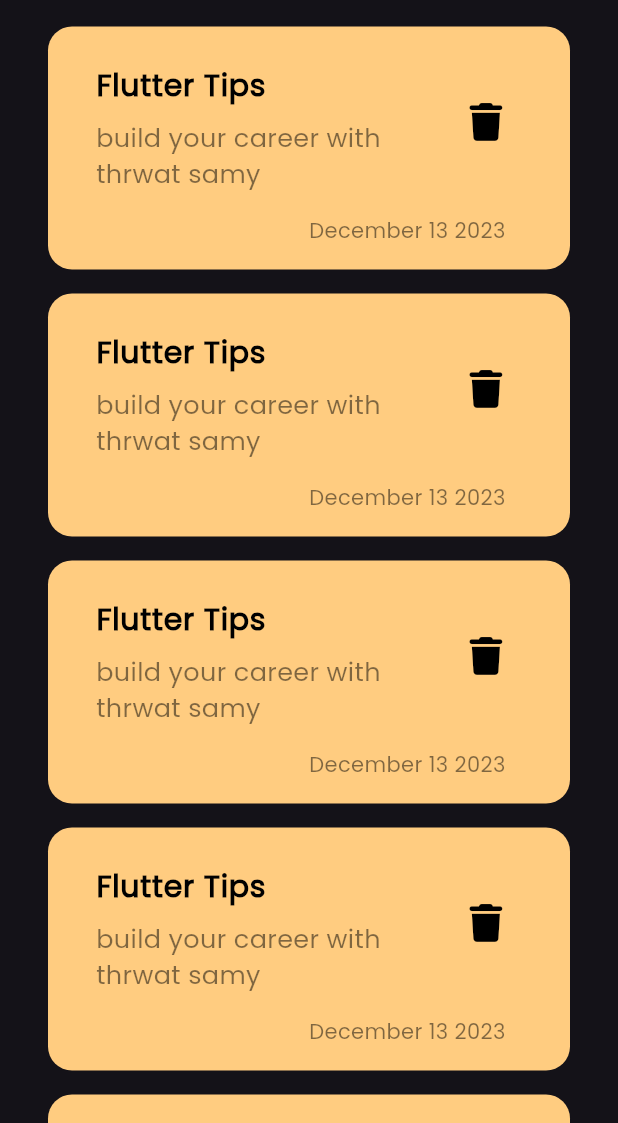
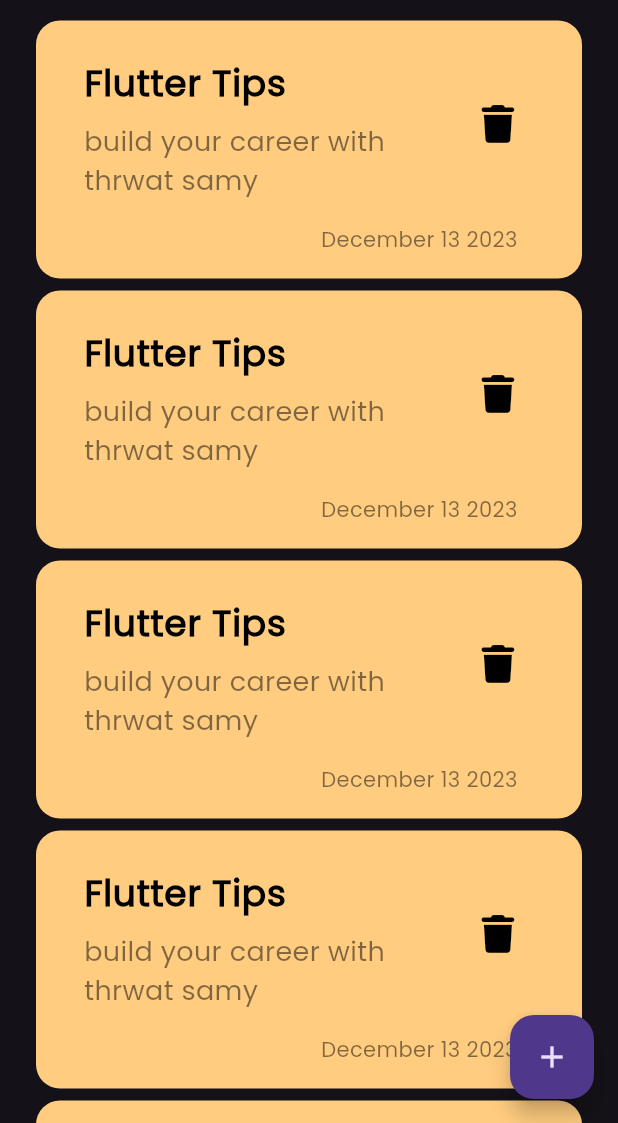
Before and after one commit to dyedhdexvdebcshgddjfsuhfdjgdhdsh/notes_app, a Flutter app: the screen it shows after launch, on a phone screen of 412 x 824 dp, the part 113-1236 px from its top. Run offline on Flutter 3.47's test engine with Material 3 defaults, Android fonts, the phone set to English and light mode, and no system bars; our stand-ins replace font_awesome_flutter.

Commit message:
Custom FloatingActionButton

```diff
--- a/lib/views/view_notes.dart
+++ b/lib/views/view_notes.dart
@@ -7,6 +7,8 @@ class NotesView extends StatelessWidget {
   @override
   Widget build(BuildContext context) {
     return Scaffold(
+      floatingActionButton:
+          FloatingActionButton(onPressed: () {}, child: Icon(Icons.add)),
       body: NotesViewBody(),
     );
   }
--- a/lib/views/widgets/custom_listviewi_tem.dart
+++ b/lib/views/widgets/custom_listviewi_tem.dart
@@ -8,7 +8,7 @@ class ListViewItem extends StatelessWidget {
   Widget build(BuildContext context) {
     return ListView.builder(itemBuilder: (context, index) {
       return Padding(
-        padding: const EdgeInsets.all(8.0),
+        padding: const EdgeInsets.symmetric(vertical: 4.0),
         child: NoteItem(),
       );
     });
--- a/lib/views/widgets/custom_note_ltem.dart
+++ b/lib/views/widgets/custom_note_ltem.dart
@@ -19,13 +19,13 @@ class NoteItem extends StatelessWidget {
               style: TextStyle(
                   color: Colors.black,
                   fontWeight: FontWeight.bold,
-                  fontSize: 20),
+                  fontSize: 24),
             ),
             subtitle: Padding(
               padding: const EdgeInsets.only(top: 8, bottom: 8),
               child: Text('build your career with thrwat samy',
                   style: TextStyle(
-                      color: Colors.black.withOpacity(0.5), fontSize: 17)),
+                      color: Colors.black.withOpacity(0.5), fontSize: 18)),
             ),
             trailing: Padding(
               padding: const EdgeInsets.only(bottom: 23),
```
